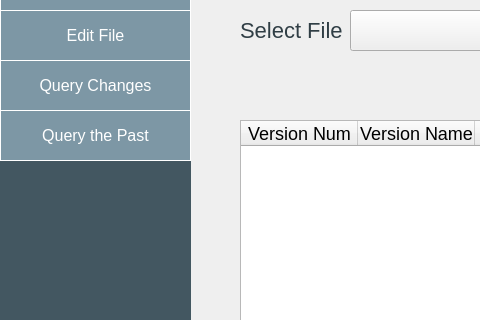
Qt form viewfiles.ui (HalaSaadeh/XML_Warehouse) before a commit; both pictures show x 0 to 480 and y 160 to 480 of the 1126 by 928 pixel window.
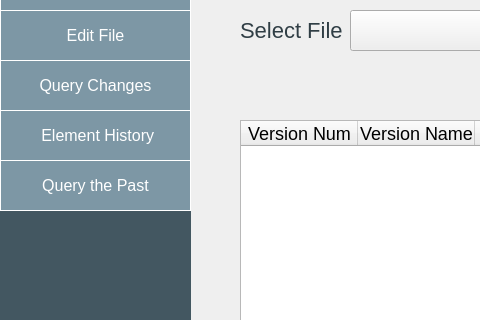
The same form after that commit.

Commit message: setup ui for element history

Patch:
```diff
--- a/viewfiles.ui
+++ b/viewfiles.ui
@@ -262,7 +262,7 @@
    <property name="geometry">
     <rect>
      <x>0</x>
-     <y>270</y>
+     <y>320</y>
      <width>191</width>
      <height>51</height>
     </rect>
@@ -314,6 +314,33 @@
     <string>Edit File</string>
    </property>
   </widget>
+  <widget class="QPushButton" name="elemHistory">
+   <property name="geometry">
+    <rect>
+     <x>0</x>
+     <y>270</y>
+     <width>191</width>
+     <height>51</height>
+    </rect>
+   </property>
+   <property name="styleSheet">
+    <string notr="true">background-color: #7d97a5 ;
+  ;  border: none;
+  color: white;
+  padding: 15px 32px;
+  text-align: center;
+  text-decoration: none;
+  display: inline-block;
+  font-size: 16px;
+font-family: helvetica;
+border: 1px solid white;
+
+</string>
+   </property>
+   <property name="text">
+    <string> Element History</string>
+   </property>
+  </widget>
  </widget>
  <resources/>
  <connections/>
```
The commit also changes 5 other files.
